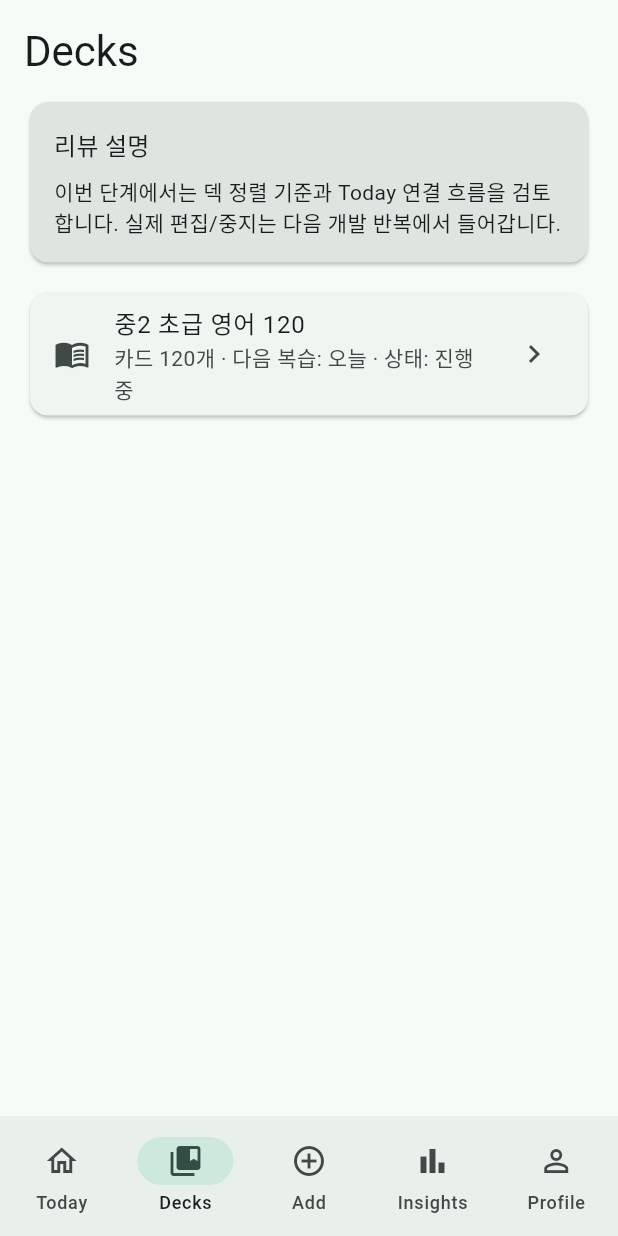
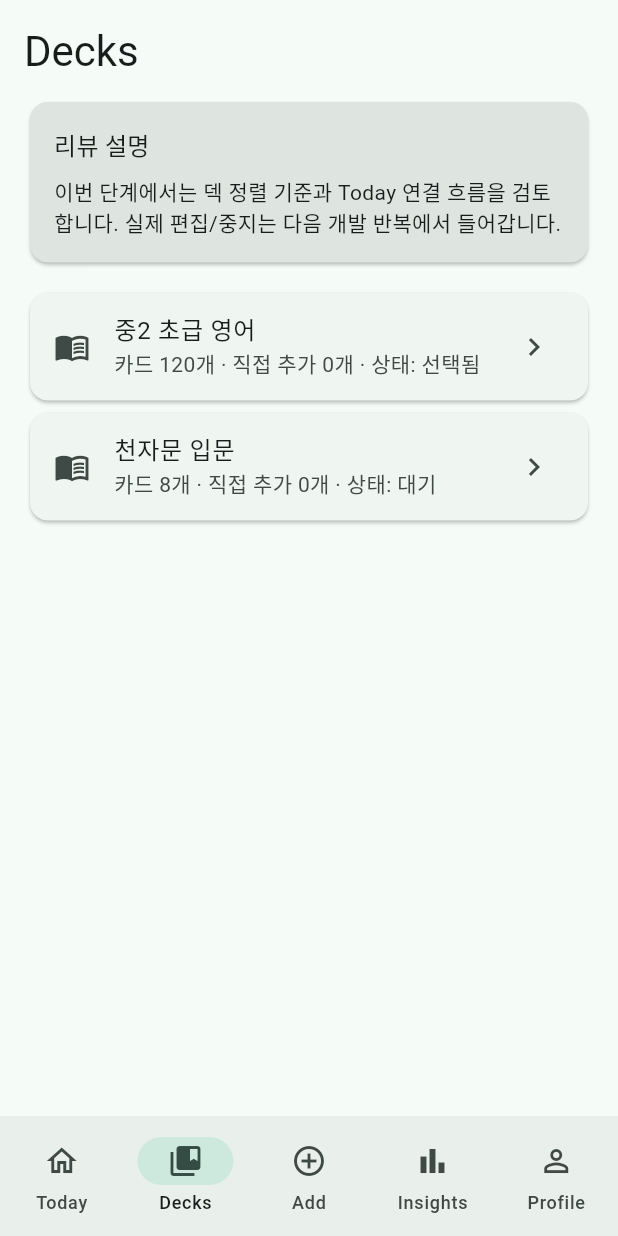
Before and after one commit to 0807ksc/repeato, a Flutter app: the screen it shows after launch, item 2 of the bottom bar chosen, on a phone screen of 412 x 824 dp. Run offline on Flutter 3.47's test engine with Material 3 defaults, Android fonts, the phone set to English and light mode, and no system bars.

Commit message:
feat: add sample cheonjamun deck selection (#18)
Co-authored-by: sungchul kang <sungchulkang@sungchului-MacBookPro.local>

```diff
--- a/app/lib/app_root.dart
+++ b/app/lib/app_root.dart
@@ -5,6 +5,7 @@ import 'package:flutter/material.dart';
 import 'package:flutter/services.dart';
 
 import 'models/session_stats.dart';
+import 'models/deck_summary.dart';
 import 'models/word_card.dart';
 import 'screens/add_screen.dart';
 import 'screens/decks_screen.dart';
@@ -23,6 +24,7 @@ class _AppRootState extends State<AppRoot> {
   int _currentIndex = 0;
   SessionStats _stats = SessionStats.empty;
   final List<WordCard> _cards = [];
+  String _selectedDeckId = 'm2_beginner_english';
   bool _isLoading = true;
   Object? _loadError;
 
@@ -53,10 +55,15 @@ class _AppRootState extends State<AppRoot> {
   }
 
   Future<List<WordCard>> _loadCards() async {
-    const assetPath = 'assets/data/m2_beginner_words.json';
-    debugPrint('[Repeato] loadCards: start ($assetPath)');
+    const assetPaths = [
+      'assets/data/m2_beginner_words.json',
+      'assets/data/cheonjamun_sample.json',
+    ];
+    final cards = <WordCard>[];
 
     try {
+      for (final assetPath in assetPaths) {
+        debugPrint('[Repeato] loadCards: start ($assetPath)');
         final raw = await rootBundle
             .loadString(assetPath)
             .timeout(const Duration(seconds: 5), onTimeout: () {
@@ -67,9 +74,10 @@ class _AppRootState extends State<AppRoot> {
         final List<dynamic> decoded = jsonDecode(raw) as List<dynamic>;
         debugPrint('[Repeato] loadCards: decoded list (${decoded.length} items)');
 
-      final cards = decoded
-          .map((e) => WordCard.fromJson(e as Map<String, dynamic>))
-          .toList();
+        cards.addAll(
+          decoded.map((e) => WordCard.fromJson(e as Map<String, dynamic>)),
+        );
+      }
       debugPrint('[Repeato] loadCards: done (${cards.length} cards)');
       return cards;
     } catch (e, st) {
@@ -94,6 +102,8 @@ class _AppRootState extends State<AppRoot> {
       exampleKo: '$meaningKo 예문',
       level: 'custom',
       category: deck,
+      deckId: deck.trim().toLowerCase().replaceAll(' ', '_'),
+      deckName: deck,
     );
 
     setState(() {
@@ -101,6 +111,34 @@ class _AppRootState extends State<AppRoot> {
       if (moveToToday) {
         _currentIndex = 0;
       }
+    });
+  }
+
+  List<DeckSummary> _buildDecks() {
+    final grouped = <String, List<WordCard>>{};
+    for (final card in _cards) {
+      grouped.putIfAbsent(card.deckId, () => []).add(card);
+    }
+
+    final decks = grouped.entries
+        .map(
+          (entry) => DeckSummary(
+            id: entry.key,
+            name: entry.value.first.deckName,
+            totalCards: entry.value.length,
+            customCards: entry.value.where((card) => card.level == 'custom').length,
+          ),
+        )
+        .toList()
+      ..sort((a, b) => a.name.compareTo(b.name));
+    return decks;
+  }
+
+  void _openDeckStudy(String deckId) {
+    setState(() {
+      _selectedDeckId = deckId;
+      _currentIndex = 0;
+      _stats = SessionStats.empty;
     });
   }
 
@@ -133,15 +171,24 @@ class _AppRootState extends State<AppRoot> {
       );
     }
 
+    final decks = _buildDecks();
+    final selectedDeck = decks.firstWhere(
+      (deck) => deck.id == _selectedDeckId,
+      orElse: () => decks.first,
+    );
+    final selectedCards = _cards.where((card) => card.deckId == selectedDeck.id).toList();
+
     final screens = <Widget>[
       TodayScreen(
-        cards: _cards,
+        key: ValueKey('today-${selectedDeck.id}'),
+        cards: selectedCards,
+        deckName: selectedDeck.name,
         onStatsChanged: (s) => setState(() => _stats = s),
       ),
       DecksScreen(
-        totalCards: _cards.length,
-        customCards: _cards.where((card) => card.level == 'custom').length,
-        onStartToday: () => setState(() => _currentIndex = 0),
+        decks: decks,
+        selectedDeckId: selectedDeck.id,
+        onStudyDeck: _openDeckStudy,
       ),
       AddScreen(
         key: const ValueKey('add-screen'),
@@ -150,14 +197,14 @@ class _AppRootState extends State<AppRoot> {
       ),
       InsightsScreen(
         stats: _stats,
-        deckName: '중2 초급 영어',
-        totalCards: _cards.length,
+        deckName: selectedDeck.name,
+        totalCards: selectedDeck.totalCards,
         onStartToday: () => setState(() => _currentIndex = 0),
         onOpenDeck: () => setState(() => _currentIndex = 1),
       ),
       ProfileScreen(
         stats: _stats,
-        totalCards: _cards.length,
+        totalCards: selectedDeck.totalCards,
         onResumeToday: () => setState(() => _currentIndex = 0),
       ),
     ];
--- /dev/null
+++ b/app/lib/models/deck_summary.dart
@@ -0,0 +1,13 @@
+class DeckSummary {
+  const DeckSummary({
+    required this.id,
+    required this.name,
+    required this.totalCards,
+    required this.customCards,
+  });
+
+  final String id;
+  final String name;
+  final int totalCards;
+  final int customCards;
+}
--- a/app/lib/models/word_card.dart
+++ b/app/lib/models/word_card.dart
@@ -7,6 +7,8 @@ class WordCard {
     required this.exampleKo,
     required this.level,
     required this.category,
+    required this.deckId,
+    required this.deckName,
   });
 
   final int id;
@@ -16,16 +18,32 @@ class WordCard {
   final String exampleKo;
   final String level;
   final String category;
+  final String deckId;
+  final String deckName;
 
   factory WordCard.fromJson(Map<String, dynamic> json) {
+    final level = json['level'] as String;
+    final defaultDeckId = switch (level) {
+      'm2_beginner' => 'm2_beginner_english',
+      'cheonjamun_basic' => 'cheonjamun_basic',
+      _ => json['category'] as String? ?? 'custom',
+    };
+    final defaultDeckName = switch (level) {
+      'm2_beginner' => '중2 초급 영어',
+      'cheonjamun_basic' => '천자문 입문',
+      _ => json['category'] as String? ?? '직접 추가',
+    };
+
     return WordCard(
       id: json['id'] as int,
       word: json['word'] as String,
       meaningKo: json['meaning_ko'] as String,
       exampleEn: json['example_en'] as String,
       exampleKo: json['example_ko'] as String,
-      level: json['level'] as String,
+      level: level,
       category: json['category'] as String,
+      deckId: json['deck_id'] as String? ?? defaultDeckId,
+      deckName: json['deck_name'] as String? ?? defaultDeckName,
     );
   }
 }
--- a/app/lib/screens/decks_screen.dart
+++ b/app/lib/screens/decks_screen.dart
@@ -1,18 +1,19 @@
 import 'package:flutter/material.dart';
 
+import '../models/deck_summary.dart';
 import '../widgets/review_note_card.dart';
 
 class DecksScreen extends StatelessWidget {
   const DecksScreen({
     super.key,
-    required this.totalCards,
-    required this.customCards,
-    required this.onStartToday,
+    required this.decks,
+    required this.selectedDeckId,
+    required this.onStudyDeck,
   });
 
-  final int totalCards;
-  final int customCards;
-  final VoidCallback onStartToday;
+  final List<DeckSummary> decks;
+  final String selectedDeckId;
+  final ValueChanged<String> onStudyDeck;
 
   @override
   Widget build(BuildContext context) {
@@ -27,20 +28,23 @@ class DecksScreen extends StatelessWidget {
               '실제 편집/중지는 다음 개발 반복에서 들어갑니다.',
         ),
         const SizedBox(height: 12),
+        for (final deck in decks)
           Card(
             child: ListTile(
               leading: const Icon(Icons.menu_book),
-            title: const Text('중2 초급 영어 120'),
-            subtitle: Text('카드 $totalCards개 · 다음 복습: 오늘 · 상태: 진행 중'),
+              title: Text(deck.name),
+              subtitle: Text(
+                '카드 ${deck.totalCards}개 · 직접 추가 ${deck.customCards}개 · 상태: ${deck.id == selectedDeckId ? '선택됨' : '대기'}',
+              ),
               trailing: const Icon(Icons.chevron_right),
               onTap: () => Navigator.of(context).push(
                 MaterialPageRoute<void>(
                   builder: (_) => DeckDetailScreen(
-                  totalCards: totalCards,
-                  customCards: customCards,
+                    deck: deck,
+                    isSelected: deck.id == selectedDeckId,
                     onStartToday: () {
                       Navigator.of(context).pop();
-                    onStartToday();
+                      onStudyDeck(deck.id);
                     },
                   ),
                 ),
@@ -55,13 +59,13 @@ class DecksScreen extends StatelessWidget {
 class DeckDetailScreen extends StatelessWidget {
   const DeckDetailScreen({
     super.key,
-    required this.totalCards,
-    required this.customCards,
+    required this.deck,
+    required this.isSelected,
     required this.onStartToday,
   });
 
-  final int totalCards;
-  final int customCards;
+  final DeckSummary deck;
+  final bool isSelected;
   final VoidCallback onStartToday;
 
   @override
@@ -71,23 +75,23 @@ class DeckDetailScreen extends StatelessWidget {
       body: ListView(
         padding: const EdgeInsets.all(16),
         children: [
-          Text('중2 초급 영어 120', style: Theme.of(context).textTheme.headlineSmall),
+          Text(deck.name, style: Theme.of(context).textTheme.headlineSmall),
           const SizedBox(height: 8),
           Text(
-            '오늘 복습 우선 덱 · 바로 Today로 돌아가 학습을 시작할 수 있습니다.',
+            '선택한 덱만 Today에서 바로 학습할 수 있습니다.',
             style: Theme.of(context).textTheme.bodyMedium,
           ),
           const SizedBox(height: 16),
           Card(
             child: ListTile(
               title: const Text('카드 수'),
-              subtitle: Text('$totalCards개'),
+              subtitle: Text('${deck.totalCards}개'),
             ),
           ),
           Card(
             child: ListTile(
               title: const Text('직접 추가 카드'),
-              subtitle: Text('$customCards개'),
+              subtitle: Text('${deck.customCards}개'),
             ),
           ),
           const Card(
@@ -103,10 +107,13 @@ class DeckDetailScreen extends StatelessWidget {
             ),
           ),
           const SizedBox(height: 16),
+          if (isSelected)
+            const Chip(label: Text('현재 선택된 덱')),
+          const SizedBox(height: 8),
           FilledButton.icon(
             onPressed: onStartToday,
             icon: const Icon(Icons.play_arrow),
-            label: const Text('학습 시작'),
+            label: const Text('이 덱 학습'),
           ),
         ],
       ),
--- a/app/lib/screens/today_screen.dart
+++ b/app/lib/screens/today_screen.dart
@@ -7,10 +7,12 @@ class TodayScreen extends StatefulWidget {
   const TodayScreen({
     super.key,
     required this.cards,
+    required this.deckName,
     required this.onStatsChanged,
   });
 
   final List<WordCard> cards;
+  final String deckName;
   final ValueChanged<SessionStats> onStatsChanged;
 
   @override
@@ -120,7 +122,7 @@ class _TodayScreenState extends State<TodayScreen> {
                 children: [
                   Text('Today', style: Theme.of(context).textTheme.headlineMedium),
                   const SizedBox(height: 4),
-                  const Text('중2 초급 영어 · Iteration 1 리뷰 빌드'),
+                  Text('${widget.deckName} · Iteration 1 리뷰 빌드'),
                   const SizedBox(height: 8),
                   Text(
                     '리뷰 포인트: 3단계 평가와 짧은 세션 흐름',
```
Also changed, not shown: app/assets/data/cheonjamun_sample.json (added, +90 -0 lines), 1 other file. Lines whose indentation alone changed are shown as unchanged.
